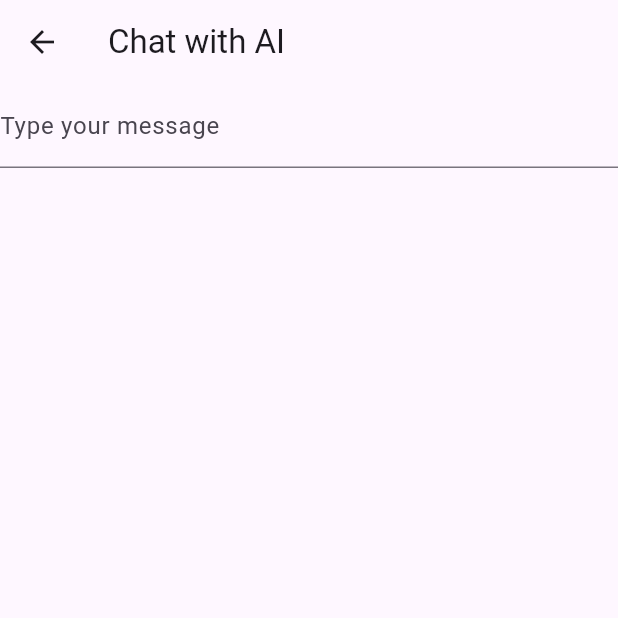
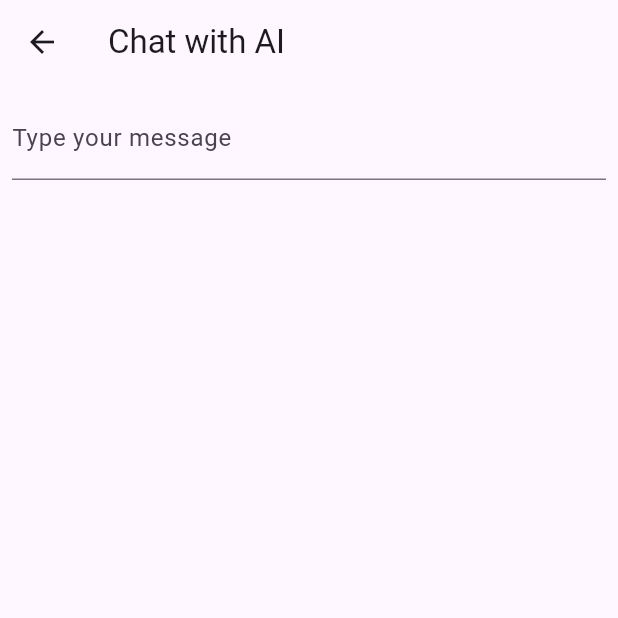
Before and after one commit to Msoltaninezhad/seeing, a Flutter app: the ChatScreen screen opened by its route, on a phone screen of 412 x 824 dp, the top half of it. Run offline on Flutter 3.47's test engine with Material 3 defaults, Android fonts, the light colour scheme and no system bars; our stand-ins replace camera, flutter_dotenv, flutter_tts, speech_to_text; missing offline and left inert: google_ml_kit, tflite_flutter.

Commit message:
No text on the screen

```diff
--- a/lib/ai/conversational_ai_chatgpt_integration.dart
+++ b/lib/ai/conversational_ai_chatgpt_integration.dart
@@ -45,19 +45,30 @@ class _ChatScreenState extends State<ChatScreen> {
     return Scaffold(
       appBar: AppBar(title: Text('Chat with AI')),
       body: Column(
+        mainAxisAlignment: MainAxisAlignment.spaceBetween,
         children: [
-          TextField(
-            onSubmitted: _sendMessage,
-            decoration: InputDecoration(
-              labelText: 'Type your message',
+          Padding(
+            padding: EdgeInsets.all(8.0),
+            child: TextField(
+              onSubmitted: _sendMessage,
+              decoration: InputDecoration(
+                labelText: 'Type your message',
+              ),
             ),
           ),
-          _isLoading
-              ? CircularProgressIndicator()
-              : Text(
-            _response,
-            style: TextStyle(fontSize: 18),
-          ),
+          if (_isLoading)
+            CircularProgressIndicator(),
+          // Container(
+          //   padding: EdgeInsets.all(8.0),
+          //   height: 100, // Set a fixed height for the response container
+          //   color: Colors.grey[200],
+          //   child: SingleChildScrollView(
+          //     child: Text(
+          //       _response,
+          //       style: TextStyle(fontSize: 18),
+          //     ),
+          //   ),
+          // ),
         ],
       ),
     );
```
Also changed, not shown: lib/core/home_screen.dart (+12 -11 lines).
